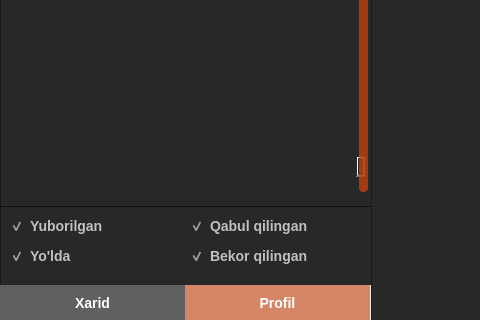
Above: design/main_user.ui from Ahmadjon-Ergashev/Restaurant before the change; both pictures show x 0 to 480 and y 480 to 800 of the 1350 by 800 pixel window. Below: the same form after it.
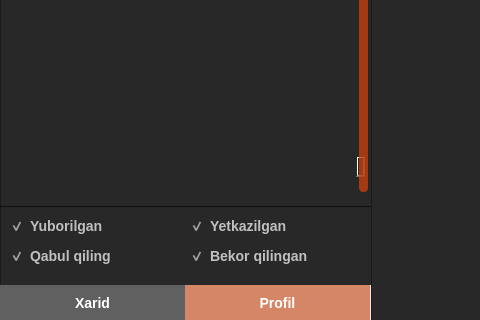
That is the form after the change. The open tabs and pages were chosen to show the change. Icons and pictures are not drawn.

```diff
--- a/design/main_user.ui
+++ b/design/main_user.ui
@@ -1184,7 +1184,7 @@
           <string notr="true"/>
          </property>
          <property name="text">
-          <string>Yo'lda</string>
+          <string>Qabul qilingan</string>
          </property>
          <property name="checked">
           <bool>true</bool>
@@ -1213,7 +1213,7 @@
           <string notr="true"/>
          </property>
          <property name="text">
-          <string>Qabul qilingan</string>
+          <string>Yetkazilgan</string>
          </property>
          <property name="checked">
           <bool>true</bool>
```
Left out of the diff: 12 changed lines with no effect on the pictures.
